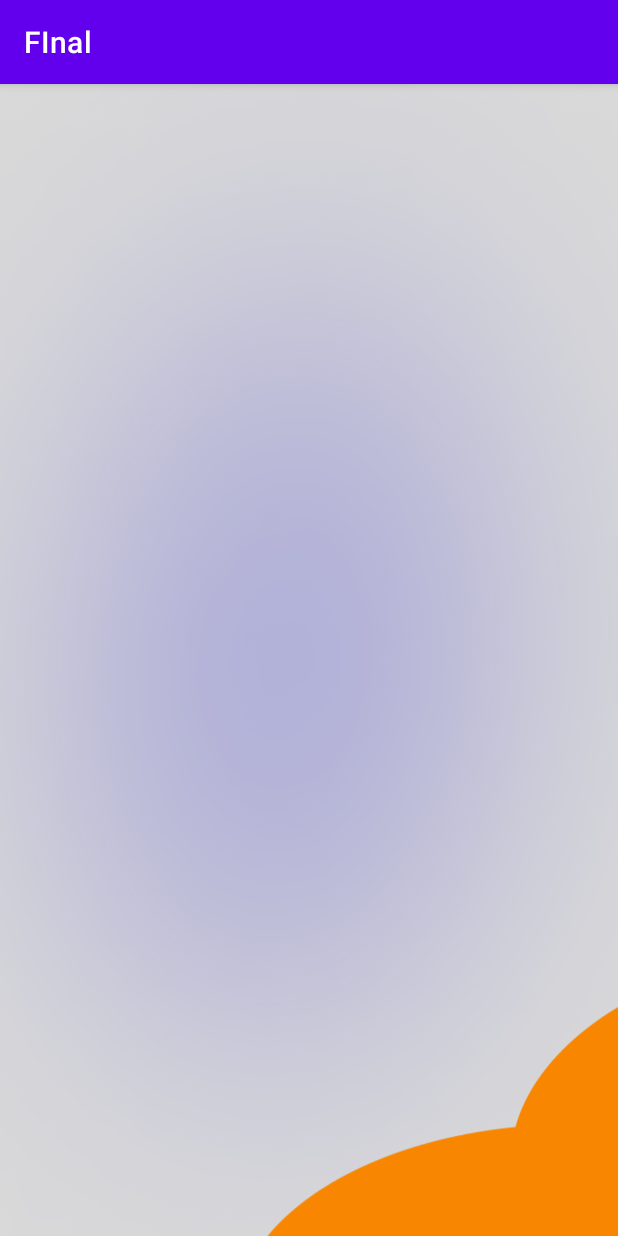
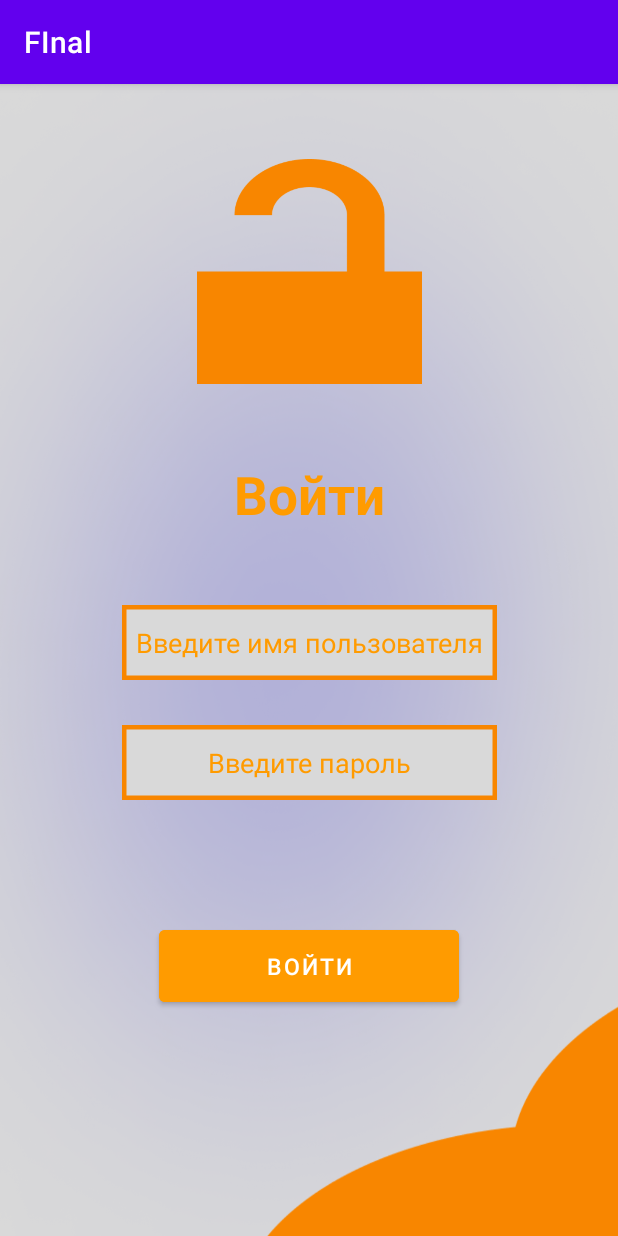
Before and after one commit to Rassu1/KBTU_android, an Android app: the activity_sign_in screen opened directly, with no data from a screen before it, on a phone screen of 412 x 824 dp. Run offline under Robolectric (Android 15) with nearby library versions, the phone set to English and light mode, and no system bars.

Commit message:
sig page upd 1

```diff
--- a/FInal/app/src/main/res/layout/activity_sign_in.xml
+++ b/FInal/app/src/main/res/layout/activity_sign_in.xml
@@ -7,4 +7,76 @@
     android:background="@drawable/sign_in_back_1"
     tools:context=".activity_sign_in">
 
+    <ImageView
+        android:id="@+id/reg_page_main_icon"
+        android:layout_width="150dp"
+        android:layout_height="150dp"
+        android:src="@drawable/sig_icon_1"
+        app:layout_constraintEnd_toEndOf="parent"
+        app:layout_constraintStart_toStartOf="parent"
+        app:layout_constraintTop_toTopOf="parent"
+        android:layout_marginTop="50dp"
+        android:contentDescription="@string/Sig_main_icon" />
+
+    <TextView
+        android:id="@+id/sig_page_title"
+        android:layout_width="wrap_content"
+        android:layout_height="wrap_content"
+        android:text="@string/Sign_in"
+        android:textAlignment="center"
+        android:textColor="@color/orange"
+        android:textSize="35sp"
+        android:textStyle="bold"
+        app:layout_constraintEnd_toEndOf="parent"
+        app:layout_constraintStart_toStartOf="parent"
+        android:layout_marginTop="50dp"
+        app:layout_constraintTop_toBottomOf="@+id/reg_page_main_icon" />
+
+    <EditText
+        android:id="@+id/editText_User_name"
+        android:layout_width="250dp"
+        android:layout_height="50dp"
+        android:inputType="textPersonName"
+        android:hint="@string/User_name"
+        android:textAlignment="center"
+        android:textColorHint="@color/orange"
+        android:layout_marginTop="50dp"
+        android:background="@drawable/button_fill"
+
+        app:layout_constraintEnd_toEndOf="parent"
+        app:layout_constraintStart_toStartOf="parent"
+        app:layout_constraintTop_toBottomOf="@+id/sig_page_title"
+        android:autofillHints="@string/User_name"
+        tools:ignore="LabelFor" />
+
+    <EditText
+        android:id="@+id/editText_User_pass"
+        android:layout_width="250dp"
+        android:layout_height="50dp"
+        android:inputType="textPersonName"
+        android:hint="@string/User_pass"
+        android:textColorHint="@color/orange"
+        android:textAlignment="center"
+        android:background="@drawable/button_fill"
+        android:layout_marginTop="30dp"
+        app:layout_constraintEnd_toEndOf="parent"
+        app:layout_constraintStart_toStartOf="parent"
+        app:layout_constraintTop_toBottomOf="@+id/editText_User_name"
+        android:autofillHints="@string/User_pass"
+        tools:ignore="LabelFor" />
+
+    <Button
+        android:id="@+id/sign_in_button"
+        android:layout_width="200dp"
+        android:layout_height="60dp"
+        android:backgroundTint="@color/orange"
+        android:text="@string/Sign_in"
+        android:textColor="@color/white"
+        android:textSize="15sp"
+        app:layout_constraintBottom_toBottomOf="parent"
+        app:layout_constraintEnd_toEndOf="parent"
+        app:layout_constraintStart_toStartOf="parent"
+        android:layout_marginBottom="150dp"/>
+
+
 </androidx.constraintlayout.widget.ConstraintLayout>
--- a/FInal/app/src/main/res/values/colors.xml
+++ b/FInal/app/src/main/res/values/colors.xml
@@ -6,6 +6,7 @@
     <color name="light_gray">#A7A7A7</color>
     <color name="dark_gray">#6A6A6A</color>
     <color name="light_green">#6CFF00</color>
+    <color name="orange">#FF9B00</color>
     #defualt
     <color name="purple_200">#FFBB86FC</color>
     <color name="purple_500">#FF6200EE</color>
--- a/FInal/app/src/main/res/values/strings.xml
+++ b/FInal/app/src/main/res/values/strings.xml
@@ -5,4 +5,9 @@
     <string name="Main_Image_Button">Icons_Photo</string>
     <string name="Registr_text">Регистрация</string>
     <string name="Sign_in">Войти</string>
+    <string name="Reg_main_icon">Main_Icon</string>
+    <string name="Sig_main_icon">MAin_Icon</string>
+    <string name="User_name">Введите имя пользователя</string>
+    <string name="User_pass">Введите пароль</string>
+    <string name="User_email">Введите email</string>
 </resources>
```
Also changed, not shown: FInal/app/src/main/java/com/example/afinal/MainActivity.kt (+12 -0 lines), FInal/app/src/main/res/layout/activity_register.xml (+27 -0 lines), FInal/app/src/main/res/drawable/button_fill.png (added), FInal/app/src/main/res/drawable/button_fill_blue.png (added), FInal/app/src/main/res/drawable/reg_icon.png (added), FInal/app/src/main/res/drawable/sig_icon.png (added), FInal/app/src/main/res/drawable/sig_icon_1.png (added).
